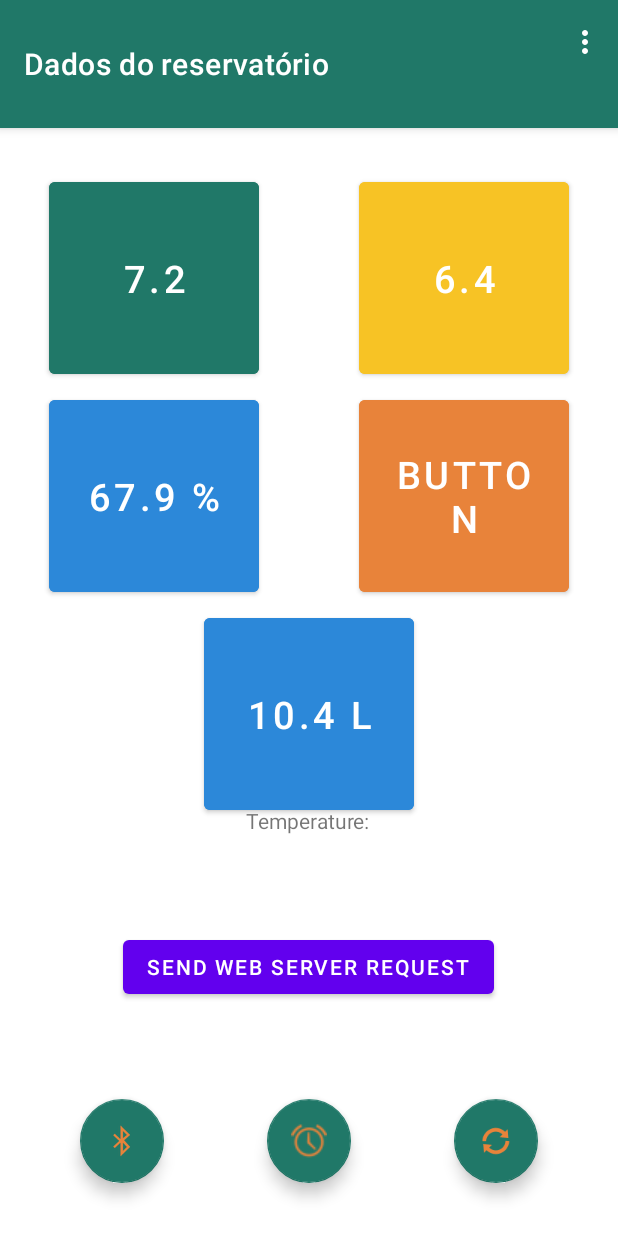
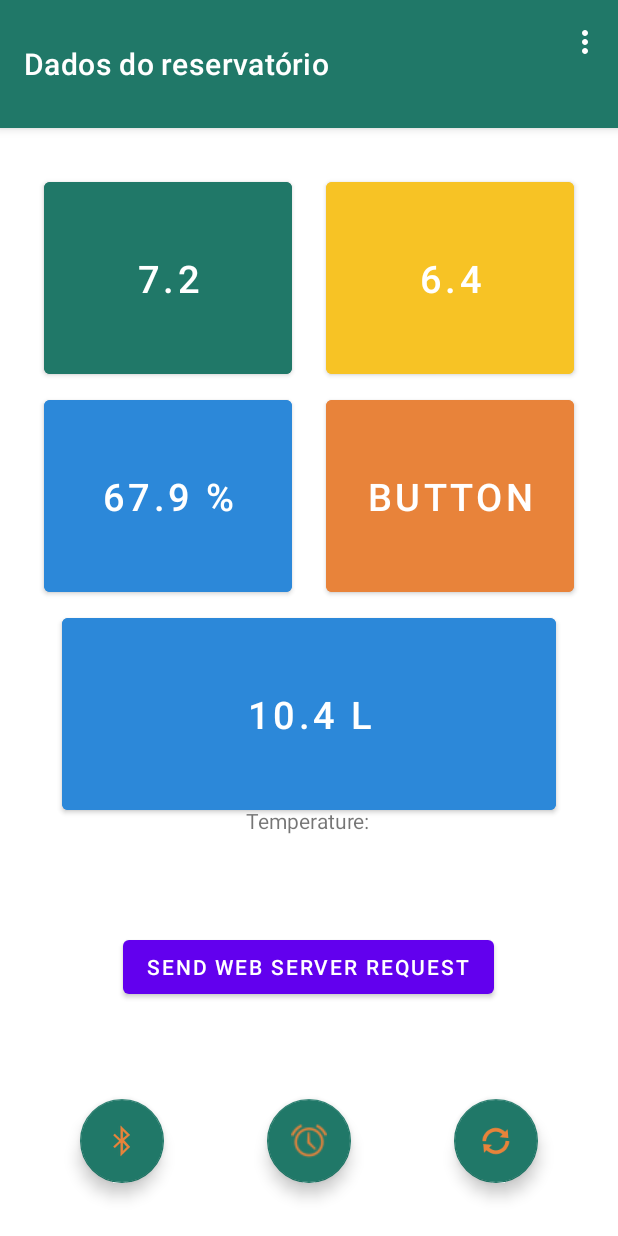
Before and after one commit to VitorCaversan/Minigaia_App, an Android app: the screen it shows after launch (MainActivity), on a phone screen of 412 x 824 dp. Run offline under Robolectric (Android 15) with nearby library versions, the phone set to English and light mode, and no system bars; our stand-ins replace navigation-ui; 2 statements that could not run were skipped.

Commit message:
Changes all sensor data variables to string.

```diff
--- a/app/src/main/java/com/example/minigaia/MainActivity.java
+++ b/app/src/main/java/com/example/minigaia/MainActivity.java
@@ -85,12 +85,12 @@ public class MainActivity extends AppCompatActivity {
         this.createTableContent(this.sensorData);
 
         // Sets initial text for the buttons
-        binding.phButton.setText(Double.toString(this.sensorData.getPh()));
-        binding.desiredPhBtn.setText(Double.toString(this.sensorData.getDesiredPh()));
-        binding.humidityBtn.setText(Double.toString(this.sensorData.getHumidity()) + " %");
-        //binding.temperatureButton.setText(Double.toString(this.sensorData.getTemperature()) + " ºC");
+        binding.phButton.setText(this.sensorData.getPh());
+        binding.desiredPhBtn.setText(this.sensorData.getDesiredPh());
+        binding.humidityBtn.setText(this.sensorData.getHumidity() + " %");
+        //binding.temperatureButton.setText(this.sensorData.getTemperature()) + " ºC");
         updateTemperature();
-        binding.waterLvlBtn.setText(Double.toString(this.sensorData.getWaterLvl()) + " L");
+        binding.waterLvlBtn.setText(this.sensorData.getWaterLvl() + " L");
 
         ///////////////// THIS CAME WITH THE TEMPLATE (??) ///////////////////
 
@@ -137,8 +137,83 @@ public class MainActivity extends AppCompatActivity {
     public void openTimeActivity(View view)
     {
         this.timeIntent.putExtra("measureTime", this.sensorData.getMeasureTime());
-        startActivity(this.timeIntent);
+        int requestCode = 1;
+
+        startActivityForResult(this.timeIntent, requestCode);
     }
+
+    @Override
+    public boolean onCreateOptionsMenu(Menu menu) {
+        // Inflate the menu; this adds items to the action bar if it is present.
+        getMenuInflater().inflate(R.menu.menu_main, menu);
+        return true;
+    }
+    @Override
+    public boolean onOptionsItemSelected(MenuItem item) {
+        // Handle action bar item clicks here. The action bar will
+        // automatically handle clicks on the Home/Up button, so long
+        // as you specify a parent activity in AndroidManifest.xml.
+        int id = item.getItemId();
+
+        //noinspection SimplifiableIfStatement
+        if (id == R.id.action_settings) {
+            return true;
+        }
+
+        return super.onOptionsItemSelected(item);
+    }
+
+    @Override
+    public boolean onSupportNavigateUp() {
+        NavController navController = Navigation.findNavController(this, R.id.nav_host_fragment_content_main);
+        return NavigationUI.navigateUp(navController, appBarConfiguration)
+                || super.onSupportNavigateUp();
+    }
+
+    @Override
+    protected void onSaveInstanceState(@NonNull Bundle outState)
+    {
+        super.onSaveInstanceState(outState);
+
+        outState.putString("ph", this.sensorData.getPh());
+        outState.putString("desiredPh", this.sensorData.getDesiredPh());
+        outState.putString("temperature", this.sensorData.getTemperature());
+        outState.putString("humidity", this.sensorData.getHumidity());
+        outState.putString("waterLvl", this.sensorData.getWaterLvl());
+    }
+    @Override
+    protected void onRestoreInstanceState(@NonNull Bundle savedState)
+    {
+        super.onRestoreInstanceState(savedState);
+        this.sensorData.setPh(savedState.getString("ph"));
+        this.sensorData.setDesiredPh(savedState.getString("desiredPh"));
+        this.sensorData.setTemperature(savedState.getString("temperature"));
+        this.sensorData.setHumidity(savedState.getString("humidity"));
+        this.sensorData.setWaterLvl(savedState.getString("waterLvl"));
+    }
+
+    @Override
+    protected void onActivityResult(int requestCode, int resultCode, Intent returnIntent) {
+        super.onActivityResult(requestCode, resultCode, returnIntent);
+
+        // If the request code is the one from TimeActivity
+        if (requestCode == 1)
+        {
+            // Check if the result is RESULT_OK
+            if (resultCode == Activity.RESULT_OK)
+            {
+                String resultData = returnIntent.getStringExtra("measureTime");
+
+                this.sensorData.setMeasureTime(resultData);
+            }
+            else
+            {
+                // Handle the case where the result is not RESULT_OK
+                // ...
+            }
+        }
+    }
+
 
     /**
      * Sets default values for a table layout in this context
@@ -196,11 +271,11 @@ public class MainActivity extends AppCompatActivity {
     private SensorData parseJsonData(String jsonString) {
         try {
             JSONObject jsonObject = new JSONObject(jsonString);
-            double ph          = jsonObject.getDouble("ph");
-            double desiredPh   = jsonObject.getDouble("desiredPh");
-            double temperature = jsonObject.getDouble("temperature");
-            double waterLvl    = jsonObject.getDouble("waterLvl");
-            double humidity     = jsonObject.getDouble("humidity");
+            String ph          = jsonObject.getString("ph");
+            String desiredPh   = jsonObject.getString("desiredPh");
+            String temperature = jsonObject.getString("temperature");
+            String waterLvl    = jsonObject.getString("waterLvl");
+            String humidity     = jsonObject.getString("humidity");
 
             return new SensorData(ph, desiredPh, temperature, waterLvl, humidity);
         } catch (JSONException e) {
@@ -208,55 +283,7 @@ public class MainActivity extends AppCompatActivity {
             return null;
         }
     }
-    @Override
-    public boolean onCreateOptionsMenu(Menu menu) {
-        // Inflate the menu; this adds items to the action bar if it is present.
-        getMenuInflater().inflate(R.menu.menu_main, menu);
-        return true;
-    }
-    @Override
-    public boolean onOptionsItemSelected(MenuItem item) {
-        // Handle action bar item clicks here. The action bar will
-        // automatically handle clicks on the Home/Up button, so long
-        // as you specify a parent activity in AndroidManifest.xml.
-        int id = item.getItemId();
 
-        //noinspection SimplifiableIfStatement
-        if (id == R.id.action_settings) {
-            return true;
-        }
-
-        return super.onOptionsItemSelected(item);
-    }
-
-    @Override
-    public boolean onSupportNavigateUp() {
-        NavController navController = Navigation.findNavController(this, R.id.nav_host_fragment_content_main);
-        return NavigationUI.navigateUp(navController, appBarConfiguration)
-                || super.onSupportNavigateUp();
-    }
-
-    @Override
-    protected void onSaveInstanceState(@NonNull Bundle outState)
-    {
-        super.onSaveInstanceState(outState);
-
-        outState.putDouble("ph", this.sensorData.getPh());
-        outState.putDouble("desiredPh", this.sensorData.getDesiredPh());
-        outState.putDouble("temperature", this.sensorData.getTemperature());
-        outState.putDouble("humidity", this.sensorData.getHumidity());
-        outState.putDouble("waterLvl", this.sensorData.getWaterLvl());
-    }
-    @Override
-    protected void onRestoreInstanceState(@NonNull Bundle savedState)
-    {
-        super.onRestoreInstanceState(savedState);
-        this.sensorData.setPh(savedState.getDouble("ph"));
-        this.sensorData.setDesiredPh(savedState.getDouble("desiredPh"));
-        this.sensorData.setTemperature(savedState.getDouble("temperature"));
-        this.sensorData.setHumidity(savedState.getDouble("humidity"));
-        this.sensorData.setWaterLvl(savedState.getDouble("waterLvl"));
-    }
     //Receive HelloWorld
     public void getResponseFromESP() {
         ESP32Service service = retrofit.create(ESP32Service.class);
@@ -267,10 +294,10 @@ public class MainActivity extends AppCompatActivity {
                 try {
                     if(response.isSuccessful()) {
                         String responseBodyString = response.body().string();
-                        Toast.makeText(MainActivity.this, responseBodyString, Toast.LENGTH_LONG).show();
+                        Toast.makeText(MainActivity.this, responseBodyString, Toast.LENGTH_SHORT).show();
                     } else {
                         // Handle the error here
-                        Toast.makeText(MainActivity.this, "Error: " + response.errorBody(), Toast.LENGTH_LONG).show();
+                        Toast.makeText(MainActivity.this, "Error: " + response.errorBody(), Toast.LENGTH_SHORT).show();
                     }
                 } catch (IOException e) {
                     e.printStackTrace();
@@ -279,7 +306,7 @@ public class MainActivity extends AppCompatActivity {
             @Override
             public void onFailure(Call<ResponseBody> call, Throwable t) {
                 sendCurrentTime();
-                Toast.makeText(MainActivity.this, "Failure: " + t.getMessage(), Toast.LENGTH_LONG).show();
+                Toast.makeText(MainActivity.this, "Failure: " + t.getMessage(), Toast.LENGTH_SHORT).show();
             }
         });
     }
@@ -307,19 +334,19 @@ public class MainActivity extends AppCompatActivity {
                     try {
                         String temperature = response.body().string();
                         // Update your temperature TextView here
-                        //temperatureTextView.setText("Temperature: " + temperature);
+                        sensorData.setTemperature(temperature);
                         binding.temperatureButton.setText(temperature + "ºC");
                     } catch (IOException e) {
                         e.printStackTrace();
                     }
                 } else {
-                    Toast.makeText(MainActivity.this, "Error getting temperature", Toast.LENGTH_LONG).show();
+                    Toast.makeText(MainActivity.this, "Error getting temperature", Toast.LENGTH_SHORT).show();
                 }
             }
 
             @Override
             public void onFailure(Call<ResponseBody> call, Throwable t) {
-                Toast.makeText(MainActivity.this, "Failure: " + t.getMessage(), Toast.LENGTH_LONG).show();
+                Toast.makeText(MainActivity.this, "Failure: " + t.getMessage(), Toast.LENGTH_SHORT).show();
             }
         });
     }
@@ -332,15 +359,15 @@ public class MainActivity extends AppCompatActivity {
             public void onResponse(Call<ResponseBody> call, Response<ResponseBody> response) {
                 // Handle the response here
                 if(response.isSuccessful()) {
-                    Toast.makeText(MainActivity.this, "LED state toggled", Toast.LENGTH_LONG).show();
+                    Toast.makeText(MainActivity.this, "LED state toggled", Toast.LENGTH_SHORT).show();
                 } else {
                     // Handle the error here
-                    Toast.makeText(MainActivity.this, "Error toggling LED state", Toast.LENGTH_LONG).show();
+                    Toast.makeText(MainActivity.this, "Error toggling LED state", Toast.LENGTH_SHORT).show();
                 }
             }
             @Override
             public void onFailure(Call<ResponseBody> call, Throwable t) {
-                Toast.makeText(MainActivity.this, "Failure: " + t.getMessage(), Toast.LENGTH_LONG).show();
+                Toast.makeText(MainActivity.this, "Failure: " + t.getMessage(), Toast.LENGTH_SHORT).show();
             }
         });
     }
@@ -358,15 +385,15 @@ public class MainActivity extends AppCompatActivity {
             @Override
             public void onResponse(Call<ResponseBody> call, Response<ResponseBody> response) {
                 if(response.isSuccessful()) {
-                    Toast.makeText(MainActivity.this, "Time updated successfully", Toast.LENGTH_LONG).show();
+                    Toast.makeText(MainActivity.this, "Time updated successfully", Toast.LENGTH_SHORT).show();
                 } else {
-                    Toast.makeText(MainActivity.this, "Error setting time", Toast.LENGTH_LONG).show();
+                    Toast.makeText(MainActivity.this, "Error setting time", Toast.LENGTH_SHORT).show();
                 }
             }
 
             @Override
             public void onFailure(Call<ResponseBody> call, Throwable t) {
-                Toast.makeText(MainActivity.this, "Failure: " + t.getMessage(), Toast.LENGTH_LONG).show();
+                Toast.makeText(MainActivity.this, "Failure: " + t.getMessage(), Toast.LENGTH_SHORT).show();
             }
         });
     }
--- a/app/src/main/java/com/example/minigaia/SensorData.java
+++ b/app/src/main/java/com/example/minigaia/SensorData.java
@@ -4,15 +4,15 @@ import java.time.LocalDate;
 import java.time.format.DateTimeFormatter;
 
 public class SensorData {
-    private double ph;
-    private double desiredPh;
-    private double temperature;
-    private double humidity;
-    private double waterLvl;
+    private String ph;
+    private String desiredPh;
+    private String temperature;
+    private String humidity;
+    private String waterLvl;
     private String measureTime;
     private String date;
 
-    public SensorData(double ph, double desiredPh, double temperature, double waterLvl, double humidity)
+    public SensorData(String ph, String desiredPh, String temperature, String waterLvl, String humidity)
     {
         this.ph          = ph;
         this.desiredPh   = desiredPh;
@@ -32,32 +32,32 @@ public class SensorData {
         }
     }
 
-    public double getPh() {
+    public String getPh() {
         return ph;
     }
-    public void   setPh(double ph) {this.ph = ph;}
+    public void   setPh(String ph) {this.ph = ph;}
 
-    public double getDesiredPh() {
+    public String getDesiredPh() {
         return desiredPh;
     }
-    public void   setDesiredPh(double desiredPh) {this.desiredPh = desiredPh;}
+    public void   setDesiredPh(String desiredPh) {this.desiredPh = desiredPh;}
 
-    public double getTemperature() {
+    public String getTemperature() {
         return temperature;
     }
-    public void   setTemperature(double temperature) {this.temperature = temperature;}
+    public void   setTemperature(String temperature) {this.temperature = temperature;}
 
-    public double getWaterLvl()
+    public String getWaterLvl()
     {
         return this.waterLvl;
     }
-    public void   setWaterLvl(double waterLvl) {this.waterLvl = waterLvl;}
+    public void   setWaterLvl(String waterLvl) {this.waterLvl = waterLvl;}
 
-    public double getHumidity()
+    public String getHumidity()
     {
         return this.humidity;
     }
-    public void   setHumidity(double humidity) {this.humidity = humidity;}
+    public void   setHumidity(String humidity) {this.humidity = humidity;}
 
     public String getMeasureTime()
     {
--- a/app/src/main/java/com/example/minigaia/TimesActivity.java
+++ b/app/src/main/java/com/example/minigaia/TimesActivity.java
@@ -2,6 +2,7 @@ package com.example.minigaia;
 
 import com.example.minigaia.databinding.ActivityTimesBinding;
 
+import android.app.Activity;
 import android.content.Intent;
 import android.os.Bundle;
 import android.view.View;
@@ -64,7 +65,9 @@ public class TimesActivity extends AppCompatActivity {
             @Override
             public void onClick(View view)
             {
-                // setResult(); // Use this if wanting to return a value for startActivityForResult()
+                Intent mainActivityIntent = new Intent();
+                mainActivityIntent.putExtra("measureTime", measureTime);
+                setResult(Activity.RESULT_OK, mainActivityIntent);
                 finish();
             }
         });
--- a/app/src/main/res/layout/activity_main.xml
+++ b/app/src/main/res/layout/activity_main.xml
@@ -34,12 +34,13 @@
 
     <Button
         android:id="@+id/phButton"
-        android:layout_width="140dp"
+        android:layout_width="0dp"
         android:layout_height="140dp"
         android:layout_marginTop="115dp"
         android:backgroundTint="@color/dark_green"
         android:text="Button"
         android:textSize="25dp"
+        app:layout_constraintWidth_percent="0.4"
         app:layout_constraintEnd_toEndOf="parent"
         app:layout_constraintHorizontal_bias="0.12"
         app:layout_constraintStart_toStartOf="parent"
@@ -47,12 +48,13 @@
 
     <Button
         android:id="@+id/desiredPhBtn"
-        android:layout_width="140dp"
+        android:layout_width="0dp"
         android:layout_height="140dp"
         android:layout_marginTop="115dp"
         android:backgroundTint="@color/yellow"
         android:text="Button"
         android:textSize="25dp"
+        app:layout_constraintWidth_percent="0.4"
         app:layout_constraintEnd_toEndOf="parent"
         app:layout_constraintHorizontal_bias="0.88"
         app:layout_constraintStart_toStartOf="parent"
@@ -60,12 +62,13 @@
 
     <Button
         android:id="@+id/humidityBtn"
-        android:layout_width="140dp"
+        android:layout_width="0dp"
         android:layout_height="140dp"
         android:layout_marginTop="5dp"
         android:backgroundTint="@color/light_blue"
         android:text="Button"
         android:textSize="25dp"
+        app:layout_constraintWidth_percent="0.4"
         app:layout_constraintEnd_toEndOf="parent"
         app:layout_constraintHorizontal_bias="0.12"
         app:layout_constraintStart_toStartOf="parent"
@@ -73,12 +76,13 @@
 
     <Button
         android:id="@+id/temperatureButton"
-        android:layout_width="140dp"
+        android:layout_width="0dp"
         android:layout_height="140dp"
         android:layout_marginTop="5dp"
         android:backgroundTint="@color/orange"
         android:text="Button"
         android:textSize="25dp"
+        app:layout_constraintWidth_percent="0.4"
         app:layout_constraintEnd_toEndOf="parent"
         app:layout_constraintHorizontal_bias="0.88"
         app:layout_constraintStart_toStartOf="parent"
@@ -86,12 +90,13 @@
 
     <Button
         android:id="@+id/waterLvlBtn"
-        android:layout_width="140dp"
+        android:layout_width="0dp"
         android:layout_height="140dp"
         android:layout_marginTop="5dp"
         android:backgroundTint="@color/light_blue"
         android:text="Button"
         android:textSize="25dp"
+        app:layout_constraintWidth_percent="0.8"
         app:layout_constraintEnd_toEndOf="parent"
         app:layout_constraintStart_toStartOf="parent"
         app:layout_constraintTop_toBottomOf="@+id/humidityBtn" />
```
